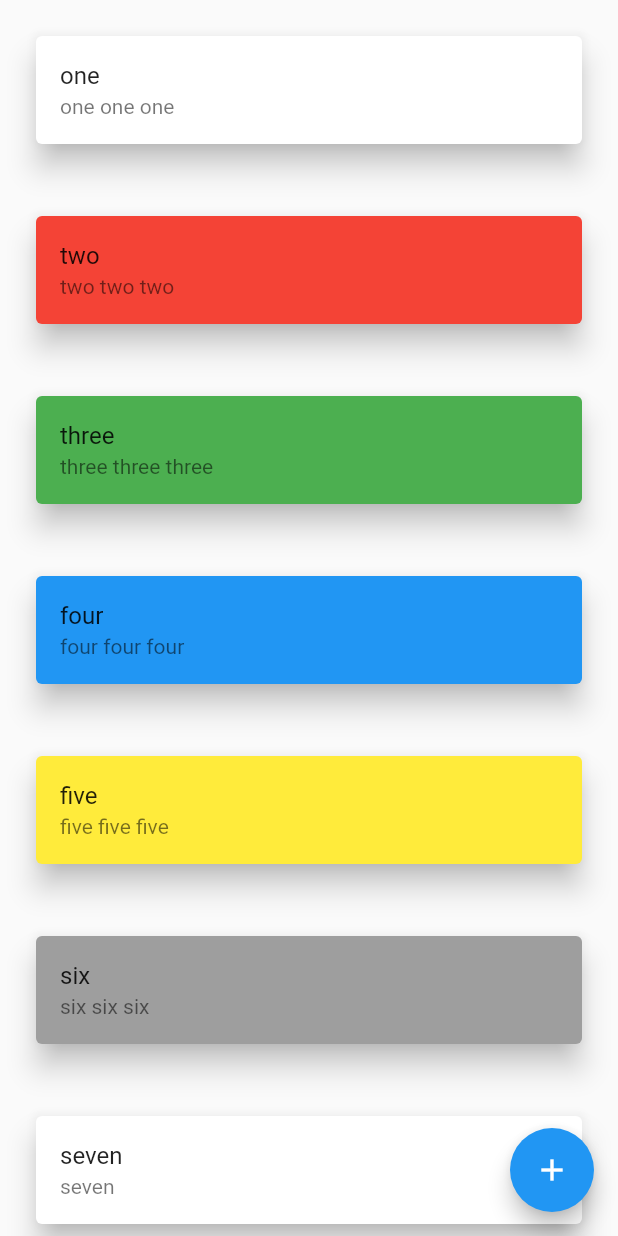
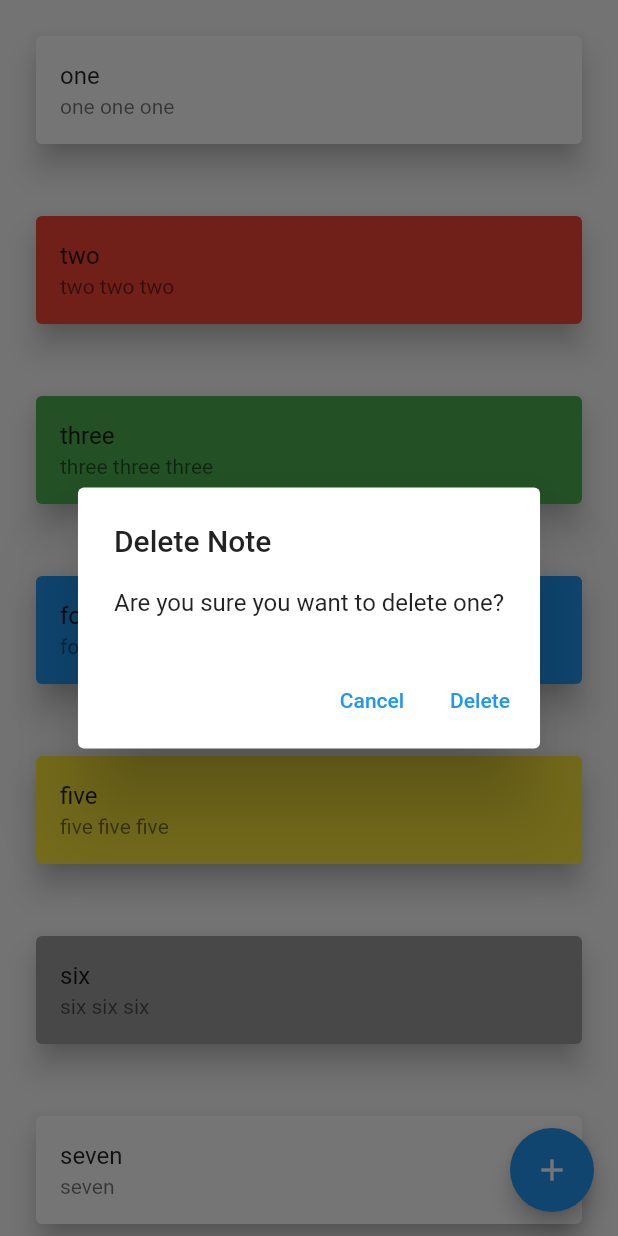
Before and after one commit to omelchenkoaleks/flutter_book, a Flutter app: the NotesList screen opened directly, after a tap on "one", on a phone screen of 412 x 824 dp. Run offline on Flutter 3.47's test engine with Material 2 defaults, Android fonts, the phone set to English and light mode, and no system bars.

Commit message:
delete note from custom list

```diff
--- a/lib/notes/notes_list.dart
+++ b/lib/notes/notes_list.dart
@@ -32,12 +32,24 @@ class NotesList extends StatelessWidget {
           itemBuilder: (context, int index) {
             Color color = Colors.white;
             switch (notesList[index].color) {
-              case "red" : color = Colors.red; break;
-              case "green" : color = Colors.green; break;
-              case "blue" : color = Colors.blue; break;
-              case "yellow" : color = Colors.yellow; break;
-              case "grey" : color = Colors.grey; break;
-              case "purple" : color = Colors.purple; break;
+              case "red" :
+                color = Colors.red;
+                break;
+              case "green" :
+                color = Colors.green;
+                break;
+              case "blue" :
+                color = Colors.blue;
+                break;
+              case "yellow" :
+                color = Colors.yellow;
+                break;
+              case "grey" :
+                color = Colors.grey;
+                break;
+              case "purple" :
+                color = Colors.purple;
+                break;
             }
             return Container(
               padding: const EdgeInsets.fromLTRB(20, 20, 20, 20),
@@ -47,11 +59,50 @@ class NotesList extends StatelessWidget {
                 child: ListTile(
                   title: Text(notesList[index].title),
                   subtitle: Text(notesList[index].content),
-                  onTap: () {},
+                  onTap: () {
+                    _deleteNote(context, notesList[index]);
+                  },
                 ),
               ),
             );
           }),
     );
   }
+
+  Future _deleteNote(BuildContext inContext, Note note) {
+    print("## NotesList._deleteNote(): Note = $note");
+
+    return showDialog(
+      context: inContext,
+      builder: (BuildContext inAlertContext) {
+        return AlertDialog(
+          title : const Text("Delete Note"),
+          content : Text("Are you sure you want to delete ${note.title}?"),
+          actions: [
+            TextButton(child : const Text("Cancel"),
+                onPressed: () {
+                  // Just hide dialog.
+                  Navigator.of(inAlertContext).pop();
+                }
+            ),
+            TextButton(child : const Text("Delete"),
+                onPressed : ()  {
+                  notesList.remove(note);
+                  Navigator.of(inAlertContext).pop();
+                  Scaffold.of(inContext).showSnackBar(
+                      const SnackBar(
+                          backgroundColor : Colors.red,
+                          duration : Duration(seconds : 2),
+                          content : Text("Note deleted")
+                      )
+                  );
+                }
+            ),
+          ],
+        );
+      }
+    );
+
+  }
+
 }
```
